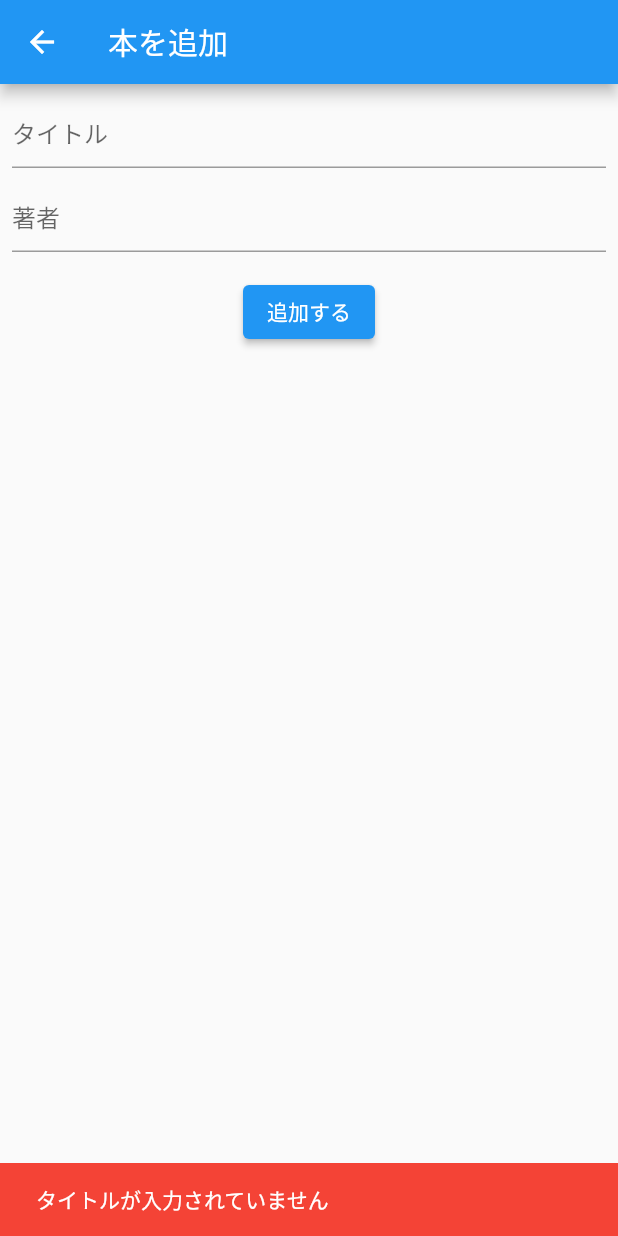
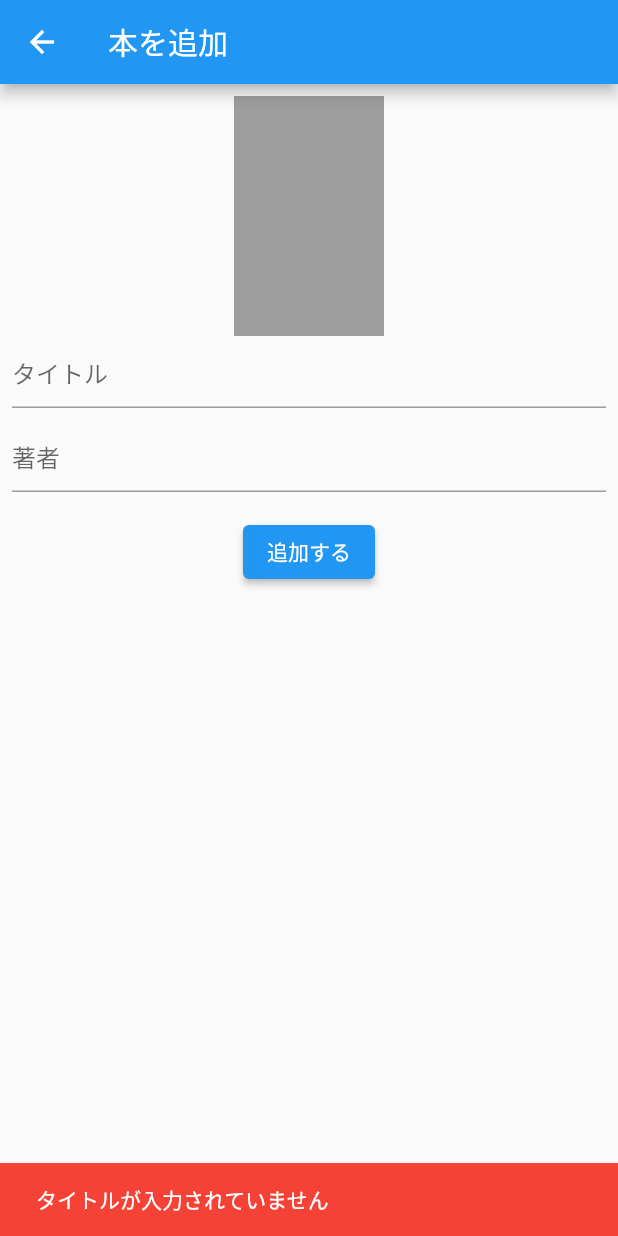
Before and after one commit to noritk003/BookListApp, a Flutter app: the AddBookPage screen opened directly, after a tap on "追加する", on a phone screen of 412 x 824 dp. Run offline on Flutter 3.47's test engine with Material 2 defaults, Android fonts, the phone set to English and light mode, and no system bars; our stand-ins replace cloud_firestore, firebase_core, firebase_storage, flutter_slidable, image_picker; accounts and stored records are empty.

Commit message:
画像アップロード・表示完了

```diff
--- a/lib/add_book/add_book_model.dart
+++ b/lib/add_book/add_book_model.dart
@@ -1,10 +1,27 @@
+import 'dart:io';
+
 import 'package:cloud_firestore/cloud_firestore.dart';
+import 'package:firebase_storage/firebase_storage.dart';
 import 'package:flutter/material.dart';
+import 'package:image_picker/image_picker.dart';
 
 class AddBookModel extends ChangeNotifier {
   String? title;
   String? author;
+  File? imageFile;
+  bool isLoading = false;
 
+  void startLoading() {
+    isLoading = true;
+    notifyListeners();
+  }
+
+  void endLoading() {
+    isLoading = false;
+    notifyListeners();
+  }
+
+  // 本を追加
   Future addBook() async {
     if (title == null || title == "") {
       throw 'タイトルが入力されていません';
@@ -14,10 +31,32 @@ class AddBookModel extends ChangeNotifier {
       throw '著者が入力されていません';
     }
 
+    final doc = FirebaseFirestore.instance.collection('books').doc();
+    String? imgURL;
+    // storageに画像をアップロード
+    if (imageFile != null) {
+      final task = await FirebaseStorage.instance
+          .ref('uploads/${doc.id}')
+          .putFile(imageFile!);
+      imgURL = await task.ref.getDownloadURL();
+    }
+
     // firestoreに追加
-    await FirebaseFirestore.instance.collection('books').add({
+    await doc.set({
       'title': title,
       'author': author,
+      'imgURL': imgURL,
     });
   }
+
+  // 画像を追加
+  final picker = ImagePicker();
+
+  Future pickImage() async {
+    final pickedFile = await picker.pickImage(source: ImageSource.gallery);
+    if (pickedFile != null) {
+      imageFile = File(pickedFile.path);
+    }
+    notifyListeners();
+  }
 }
--- a/lib/add_book/add_book_page.dart
+++ b/lib/add_book/add_book_page.dart
@@ -13,10 +13,26 @@ class AddBookPage extends StatelessWidget {
         ),
         body: Center(
           child: Consumer<AddBookModel>(builder: (context, model, child) {
-            return Padding(
+            return Stack(
+              children: [
+                Padding(
                   padding: const EdgeInsets.all(8.0),
                   child: Column(
                     children: [
+                      GestureDetector(
+                        child: SizedBox(
+                          width: 100,
+                          height: 160,
+                          child: model.imageFile != null
+                              ? Image.file(model.imageFile!)
+                              : Container(
+                                  color: Colors.grey,
+                                ),
+                        ),
+                        onTap: () async {
+                          await model.pickImage();
+                        },
+                      ),
                       TextField(
                         decoration: InputDecoration(
                           hintText: 'タイトル',
@@ -43,6 +59,7 @@ class AddBookPage extends StatelessWidget {
                         onPressed: () async {
                           // DB追加の処理
                           try {
+                            model.startLoading();
                             await model.addBook();
                             Navigator.of(context).pop(true);
                           } catch (e) {
@@ -50,13 +67,25 @@ class AddBookPage extends StatelessWidget {
                               backgroundColor: Colors.red,
                               content: Text(e.toString()),
                             );
-                        ScaffoldMessenger.of(context).showSnackBar(snackBar);
+                            ScaffoldMessenger.of(context)
+                                .showSnackBar(snackBar);
+                          } finally {
+                            model.endLoading();
                           }
                         },
                         child: Text('追加する'),
                       )
                     ],
                   ),
+                ),
+                if (model.isLoading)
+                  Container(
+                    color: Colors.black54,
+                    child: Center(
+                      child: CircularProgressIndicator(),
+                    ),
+                  ),
+              ],
             );
           }),
         ),
--- a/lib/book_list/book_list_model.dart
+++ b/lib/book_list/book_list_model.dart
@@ -14,7 +14,8 @@ class BookListModel extends ChangeNotifier {
       final String id = document.id;
       final String title = data['title'];
       final String author = data['author'];
-      return Book(id, title, author);
+      final String? imgURL = data['imgURL'];
+      return Book(id, title, author, imgURL);
     }).toList();
 
     this.books = books;
--- a/lib/book_list/book_list_page.dart
+++ b/lib/book_list/book_list_page.dart
@@ -28,6 +28,9 @@ class BookListPage extends StatelessWidget {
                 .map(
                   (book) => Slidable(
                     child: ListTile(
+                      leading: book.imgURL != null
+                          ? Image.network(book.imgURL!)
+                          : null,
                       title: Text(book.title),
                       subtitle: Text(book.author),
                     ),
--- a/lib/domain/book.dart
+++ b/lib/domain/book.dart
@@ -1,7 +1,8 @@
 class Book {
-  Book(this.id, this.title, this.author);
+  Book(this.id, this.title, this.author, this.imgURL);
 
   String id;
   String title;
   String author;
+  String? imgURL;
 }
--- a/pubspec.yaml
+++ b/pubspec.yaml
@@ -40,6 +40,10 @@ dependencies:
   cloud_firestore: ^4.3.1
   provider: ^6.0.5
   flutter_slidable: ^2.0.0
+  firebase_storage: ^11.0.14
+  image_picker: ^0.8.6+4
+
+
 
 dev_dependencies:
   flutter_test:
```
Also changed, not shown: pubspec.lock, 3 other files. Lines whose indentation alone changed are shown as unchanged.
